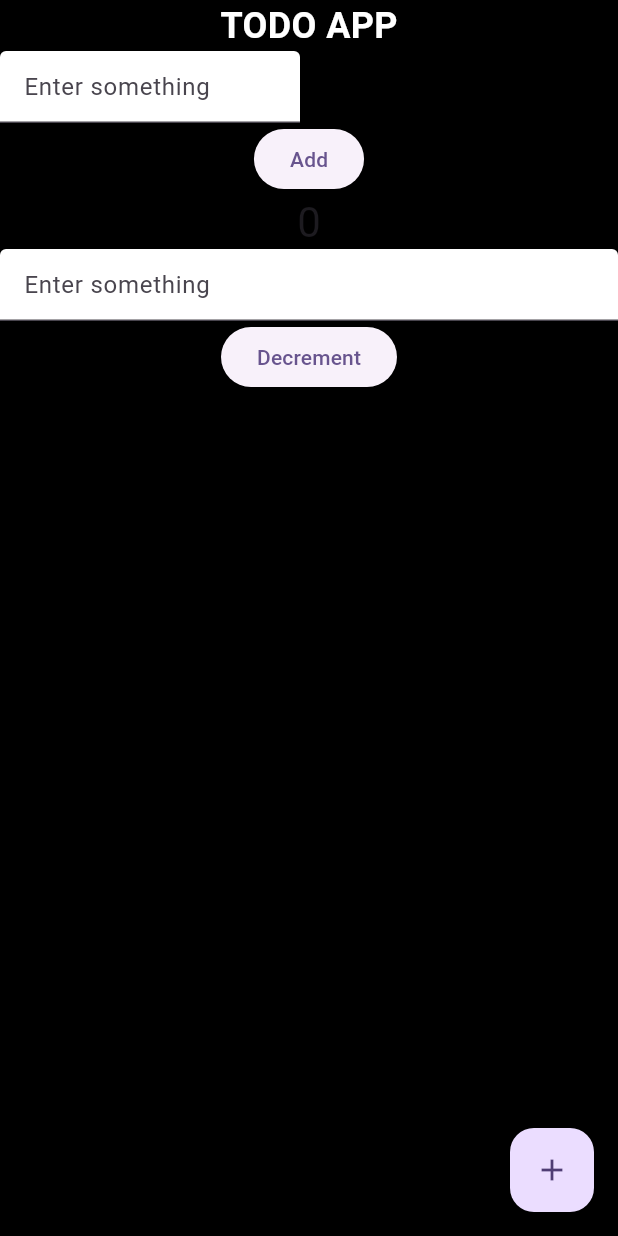
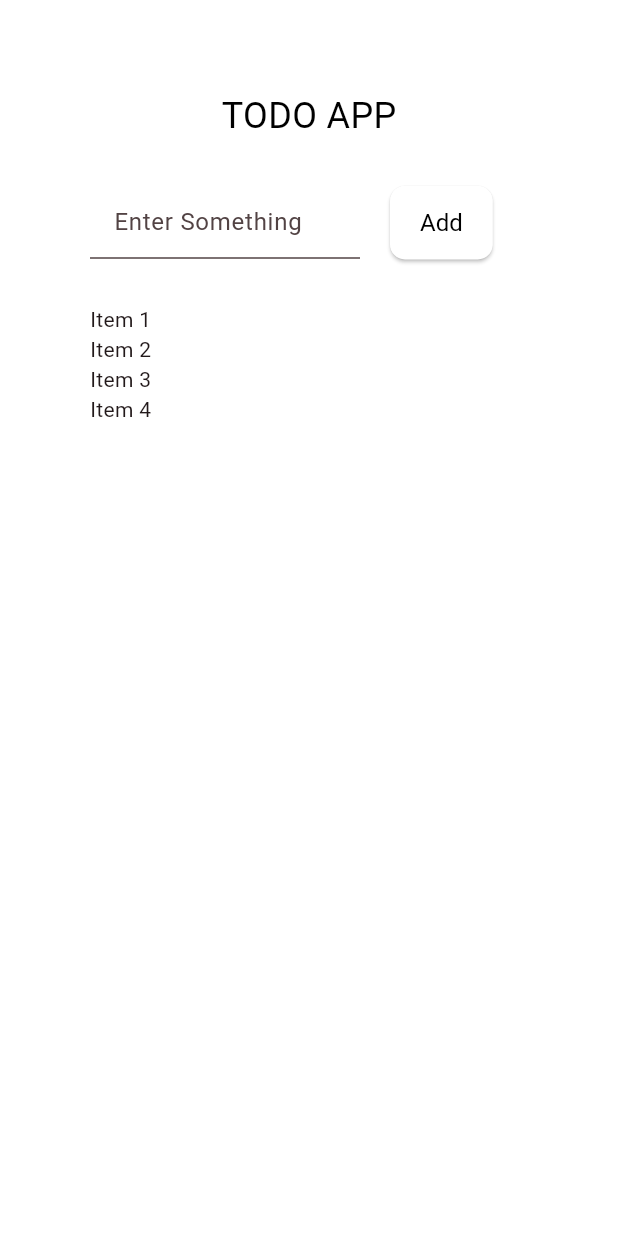
Before and after one commit to ricardosousa191/todo_app, a Flutter app: the screen it shows after launch, on a phone screen of 412 x 824 dp. Run offline on Flutter 3.47's test engine with Material 3 defaults, Android fonts, the phone set to English and light mode, and no system bars.

Commit message:
evoluçao

```diff
--- a/lib/main.dart
+++ b/lib/main.dart
@@ -13,104 +13,105 @@ class MyApp extends StatelessWidget {
     return MaterialApp(
       title: 'Flutter Demo',
       theme: ThemeData(
-        // This is the theme of your application.
-        //
-        // TRY THIS: Try running your application with "flutter run". You'll see
-        // the application has a purple toolbar. Then, without quitting the app,
-        // try changing the seedColor in the colorScheme below to Colors.green
-        // and then invoke "hot reload" (save your changes or press the "hot
-        // reload" button in a Flutter-supported IDE, or press "r" if you used
-        // the command line to start the app).
-        //
-        // Notice that the counter didn't reset back to zero; the application
-        // state is not lost during the reload. To reset the state, use hot
-        // restart instead.
-        //
-        // This works for code too, not just values: Most code changes can be
-        // tested with just a hot reload.
-        colorScheme: ColorScheme.fromSeed(seedColor: Colors.deepPurple),
+        colorScheme: ColorScheme.fromSeed(
+          seedColor: const Color.fromARGB(255, 183, 58, 85),
         ),
-      home: const MyHomePage(title: 'Flutter Demo Home Page'),
+      ),
+      home: const MyHomePage(title: 'TODO APP'),
     );
   }
 }
 
 class MyHomePage extends StatefulWidget {
   const MyHomePage({super.key, required this.title});
+
   final String title;
+
   @override
   State<MyHomePage> createState() => _MyHomePageState();
 }
 
 class _MyHomePageState extends State<MyHomePage> {
   int _counter = 0;
+  List<String> items = ['Item 1', 'Item 2', 'Item 3', 'Item 4'];
+  TextEditingController controller = TextEditingController();
 
   void _incrementCounter() {
     setState(() {
+      // This call to setState tells the Flutter framework that something has
+      // changed in this State, which causes it to rerun the build method below
+      // so that the display can reflect the updated values. If we changed
+      // _counter without calling setState(), then the build method would not be
+      // called again, and so nothing would appear to happen.
       _counter++;
-    });
-  }
-
-  void _decrementCounter() {
-    setState(() {
-      _counter--;
     });
   }
 
   @override
   Widget build(BuildContext context) {
     return Scaffold(
-      body: ColoredBox(
-        color: Colors.black,
+      body: Container(
+        color: Colors.white,
+        padding: EdgeInsets.all(60.0),
+        child: Center(
           child: Column(
             mainAxisAlignment: MainAxisAlignment.start,
+            spacing: 30.0,
             children: <Widget>[
-            const Text(
+              Text(
                 'TODO APP',
-              style: TextStyle(
-                color: Colors.white,
-                fontSize: 24,
-                fontWeight: FontWeight.bold,
-              ),
+                style: TextStyle(color: Colors.black, fontSize: 24),
               ),
               Row(
+                spacing: 20.0,
                 children: [
-                Container(
-                  width: 200,
+                  SizedBox(
+                    width: 180,
                     child: TextField(
+                      controller: controller,
                       decoration: InputDecoration(
-                      hintText: 'Enter something',
+                        hintText: 'Enter Something',
                         filled: true,
                         fillColor: Colors.white,
                       ),
                     ),
                   ),
-              ],
+
+                  ElevatedButton(
+                    onPressed: () {
+                      controller.text = items.add();
+                    },
+                    style: ElevatedButton.styleFrom(
+                      backgroundColor: Colors.white, // Background color
+                      foregroundColor: Colors.black, // Text color
+                      shape: RoundedRectangleBorder(
+                        borderRadius: BorderRadius.circular(
+                          10,
+                        ), // Rounded corners
                       ),
-            ElevatedButton(onPressed: () {}, child: Text('Add')),
-
-            Text(
-              '$_counter',
-              style: Theme.of(context).textTheme.headlineMedium,
+                      padding: const EdgeInsets.symmetric(
+                        horizontal: 20,
+                        vertical: 15,
+                      ), // Button padding
+                      textStyle: const TextStyle(
+                        fontSize: 16,
+                        color: Colors.black,
+                      ), // Text style
                     ),
-            TextField(
-              decoration: InputDecoration(
-                hintText: 'Enter something',
-                filled: true,
-                fillColor: Colors.white,
-              ),
-            ),
-            ElevatedButton(
-              onPressed: _decrementCounter,
-              child: const Text('Decrement'),
+                    child: Text('Add'),
                   ),
                 ],
               ),
+              Expanded(child:
+              ListView.builder(
+                itemCount: items.length,
+                itemBuilder: (context, index) => Text(items[index]),
                 ),
-      floatingActionButton: FloatingActionButton(
-        onPressed: _incrementCounter,
-        tooltip: 'Increment',
-        child: const Icon(Icons.add),
+
+              )
+            ],
+          ),
+        ),
       ),
     );
   }
```
Lines whose indentation alone changed are shown as unchanged.
